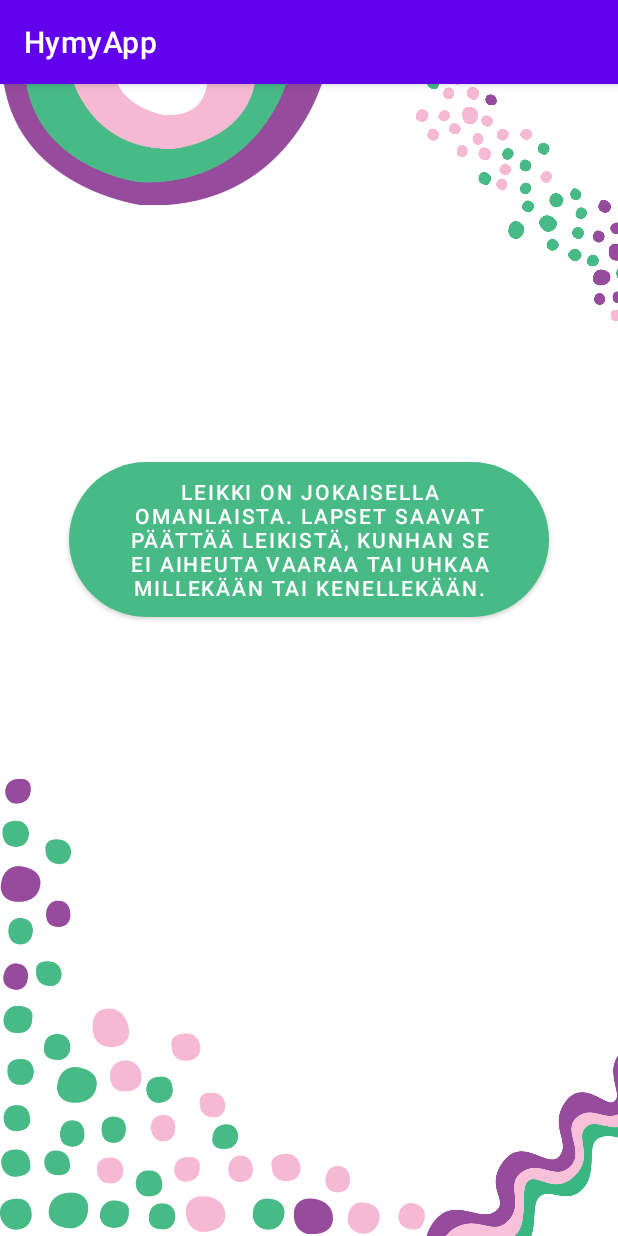
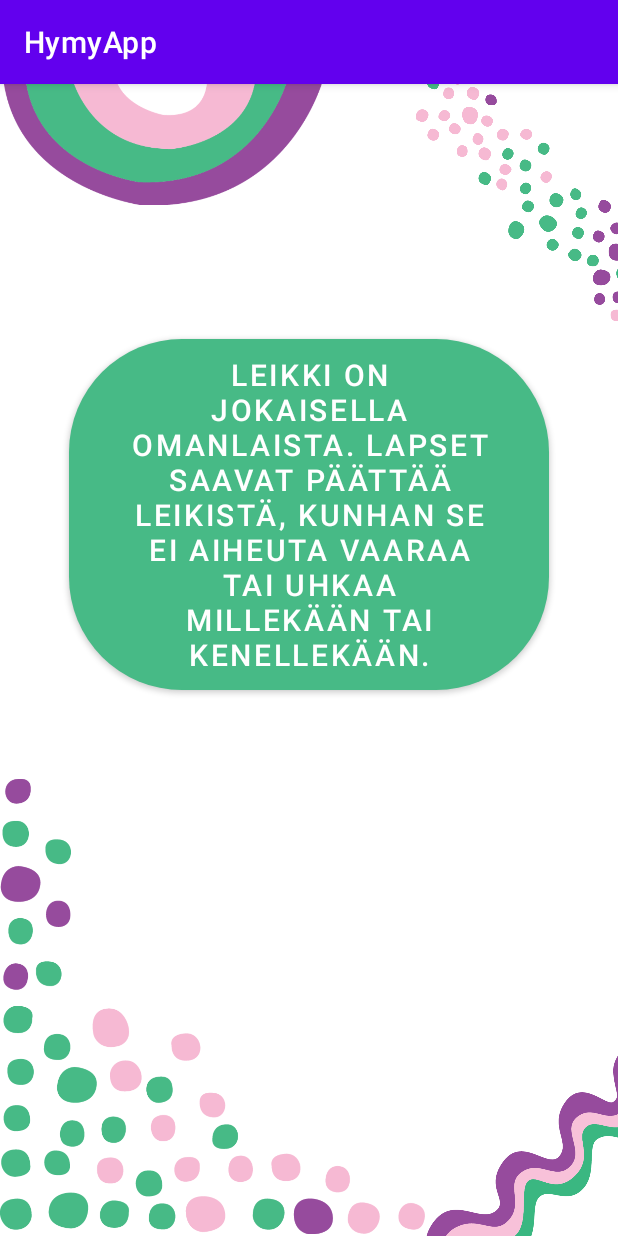
Before and after one commit to kanitaa/HymyApp, an Android app: the GameActivity screen opened directly, with no data from a screen before it, after a tap on an icon or button, on a phone screen of 412 x 824 dp. Run offline under Robolectric (Android 15) with nearby library versions, the phone set to English and light mode, and no system bars; our stand-ins replace Firebase (no records; nobody signed in at launch, a user with empty details on screens opened directly); 6 statements that could not run were skipped.

Commit message:
Ui updatev3

```diff
--- a/app/src/main/java/fi/hymyapp/GameActivity.java
+++ b/app/src/main/java/fi/hymyapp/GameActivity.java
@@ -72,7 +72,7 @@ public class GameActivity extends AppCompatActivity {
             answerList.add("Pyörätuoli ei estä koripalloa, eikä muutakaan urheilua. Melkein kaikkea urheilua voi harrastaa apuvälineillä ja omalla tavallaan. ");
             answerList.add("Lasten oikeuksissa sanotaan, että lasten mielipide pitää ottaa huomioon, kun päätetään heitä koskevia asioita. Aikuisten tehtävä on ottaa lapsen mielipide huomioon. Isot päätökset tekee aina aikuinen.");
             answerList.add("Sinulla on oikeus olla eri mieltä ja hakea tietoa ja ilmaista itseäsi sinulle parhaiten sopivalla tavalla, joka ei loukkaa muita. Aikuisten tehtävä on kuunnella lapsia myös silloin, kun he ovat eri mieltä.");
-            answerList.add("Totta ja totta. Saat valita, kunhan vaatteet sopivat säähän. Esimerkiksi aikuinen päättää, että laitetaan säähän sopivat vaatteet, mutta lapsi saa päättää millaiset. Aikuisten tehtävä on huolehtia, että lapsilla on tarpeeksi vaatteita ja ruokaa.");
+            answerList.add("Totta, saat valita, kunhan vaatteet sopivat säähän. Esimerkiksi aikuinen päättää, että laitetaan säähän sopivat vaatteet, mutta lapsi saa päättää millaiset. Aikuisten tehtävä on huolehtia, että lapsilla on tarpeeksi vaatteita ja ruokaa.");
             answerList.add("Lasten oikeuksissa sanotaan, että jokaisella lapsella tulee olla aikuinen, joka välittää ja hoitaa juuri hänestä. Lasten ei tarvitse huolehtia aikuisten asioista. ");
             answerList.add("Koti on tosi tärkeä. Lasten oikeuksissa todetaan, että jokaisella lapsella pitää olla koti, jossa asuu.");
             answerList.add(" Aikuisten tehtävä on hoitaa lapsia hyvin. Hyvä hoitaminen tarkoittaa sitä, että peliajasta päättää aikuinen, jos lapsi pelaa liikaa tai ei halua noudattaa pelien ikärajoja.");
--- a/app/src/main/res/layout/activity_game.xml
+++ b/app/src/main/res/layout/activity_game.xml
@@ -75,18 +75,22 @@
 
     <Button
         android:id="@+id/answerButton"
+        android:layout_width="wrap_content"
         android:layout_height="wrap_content"
-        android:layout_width="wrap_content"
-        android:layout_marginTop="252dp"
         android:background="@drawable/rounded_corners2"
         android:onClick="nextQuestion"
+        android:paddingHorizontal="40dp"
         android:soundEffectsEnabled="false"
         android:text="Button"
-        android:paddingHorizontal="40dp"
+        android:textSize="20sp"
         app:backgroundTint="@color/green"
+        app:layout_constraintBottom_toBottomOf="parent"
         app:layout_constraintEnd_toEndOf="parent"
+        app:layout_constraintHorizontal_bias="0.497"
         app:layout_constraintStart_toStartOf="parent"
-        app:layout_constraintTop_toTopOf="parent" />
+        app:layout_constraintTop_toTopOf="parent"
+        app:layout_constraintVertical_bias="0.318" />
+
     <ImageView
         android:id="@+id/imageView"
         android:layout_width="213dp"
```
